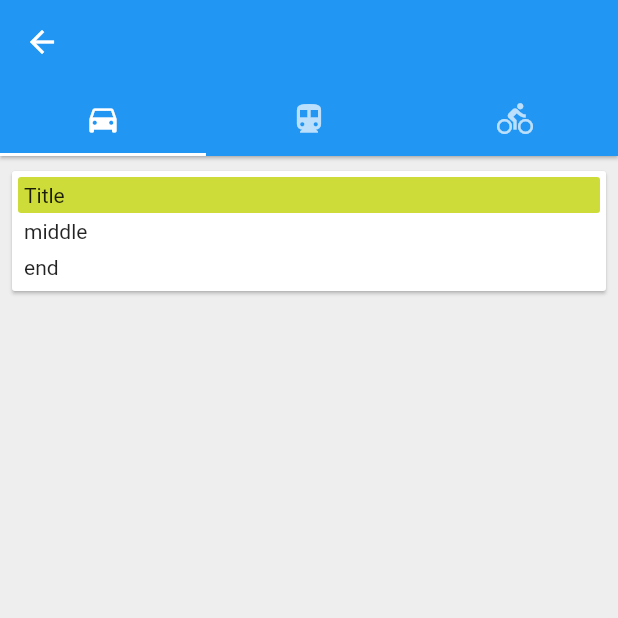
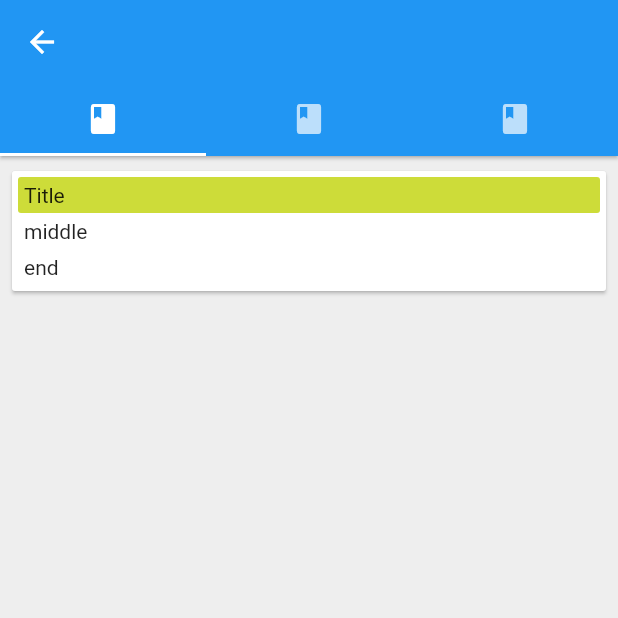
Before and after one commit to Evore/project, a Flutter app: the ContentTabs screen opened directly, on a phone screen of 412 x 824 dp, the top half of it. Run offline on Flutter 3.47's test engine with Material 2 defaults, Android fonts, the phone set to English and light mode, and no system bars; our stand-ins replace cached_network_image, cloud_firestore, firebase_auth, firebase_database; accounts and stored records are empty.

Commit message:
fixed incorrect reference issue

```diff
--- a/lib/src/ui/tab.dart
+++ b/lib/src/ui/tab.dart
@@ -24,9 +24,9 @@ class _ContentTabsState extends State<ContentTabs> {
           elevation: 1,
           bottom: TabBar(
             tabs: [
-              Tab(icon: Icon(Icons.directions_car)),
-              Tab(icon: Icon(Icons.directions_transit)),
-              Tab(icon: Icon(Icons.directions_bike)),
+              Tab(icon: Icon(Icons.book)),
+              Tab(icon: Icon(Icons.book)),
+              Tab(icon: Icon(Icons.book)),
             ],
           ),
         ),
```
Also changed, not shown: lib/src/ui/next.dart (+4 -4 lines).
